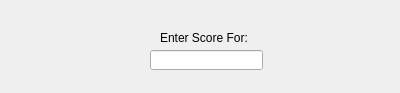
Old version of the form EnterGameResults.ui in the repository GFlores17/JackboxT.O.-GUI-Version.
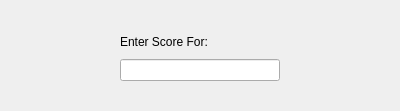
New version of the form.

What changed in the file:
```diff
--- a/EnterGameResults.ui
+++ b/EnterGameResults.ui
@@ -7,34 +7,33 @@
     <x>0</x>
     <y>0</y>
     <width>400</width>
-    <height>93</height>
+    <height>111</height>
    </rect>
   </property>
   <property name="windowTitle">
    <string>Dialog</string>
   </property>
-  <widget class="QLineEdit" name="lineEdit">
+  <widget class="QWidget" name="verticalLayoutWidget">
    <property name="geometry">
     <rect>
-     <x>150</x>
-     <y>50</y>
-     <width>113</width>
-     <height>20</height>
-    </rect>
-   </property>
-  </widget>
-  <widget class="QLabel" name="label">
-   <property name="geometry">
-    <rect>
-     <x>160</x>
+     <x>120</x>
      <y>30</y>
-     <width>91</width>
-     <height>16</height>
+     <width>160</width>
+     <height>51</height>
     </rect>
    </property>
-   <property name="text">
-    <string>Enter Score For:</string>
-   </property>
+   <layout class="QVBoxLayout" name="verticalLayout">
+    <item>
+     <widget class="QLabel" name="label">
+      <property name="text">
+       <string>Enter Score For:</string>
+      </property>
+     </widget>
+    </item>
+    <item>
+     <widget class="QLineEdit" name="lineEdit"/>
+    </item>
+   </layout>
   </widget>
  </widget>
  <resources/>
```
